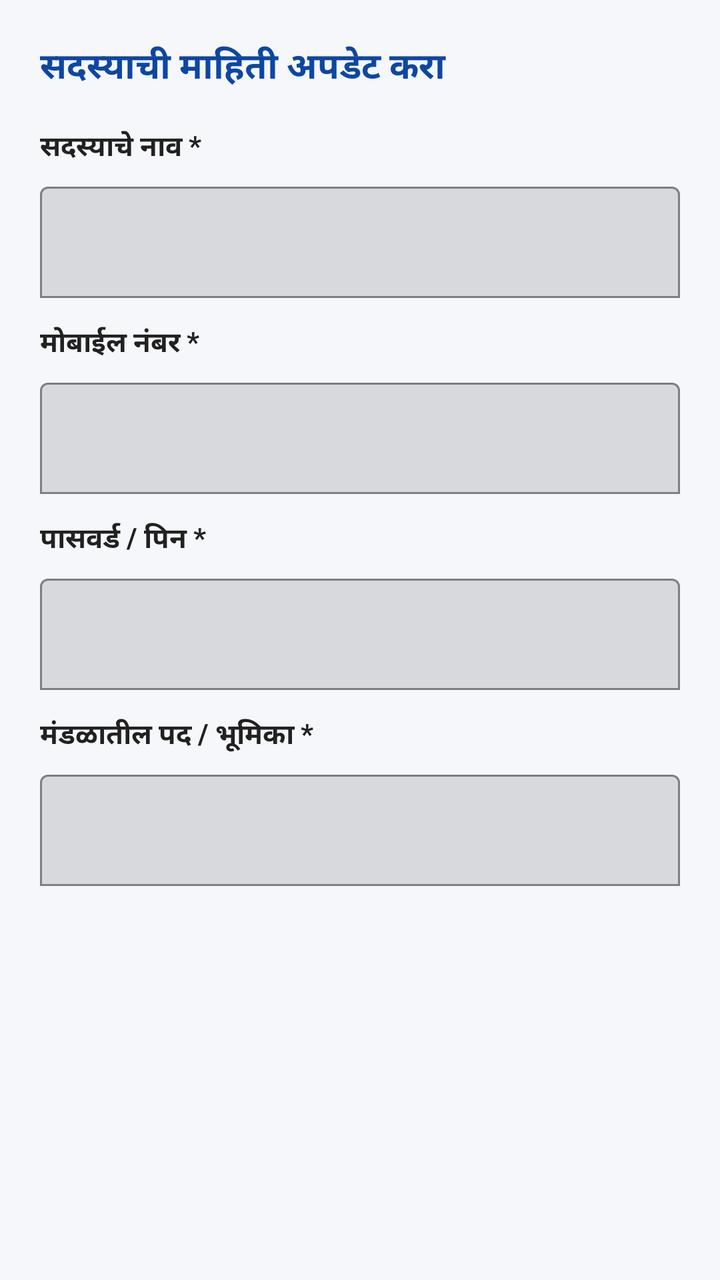
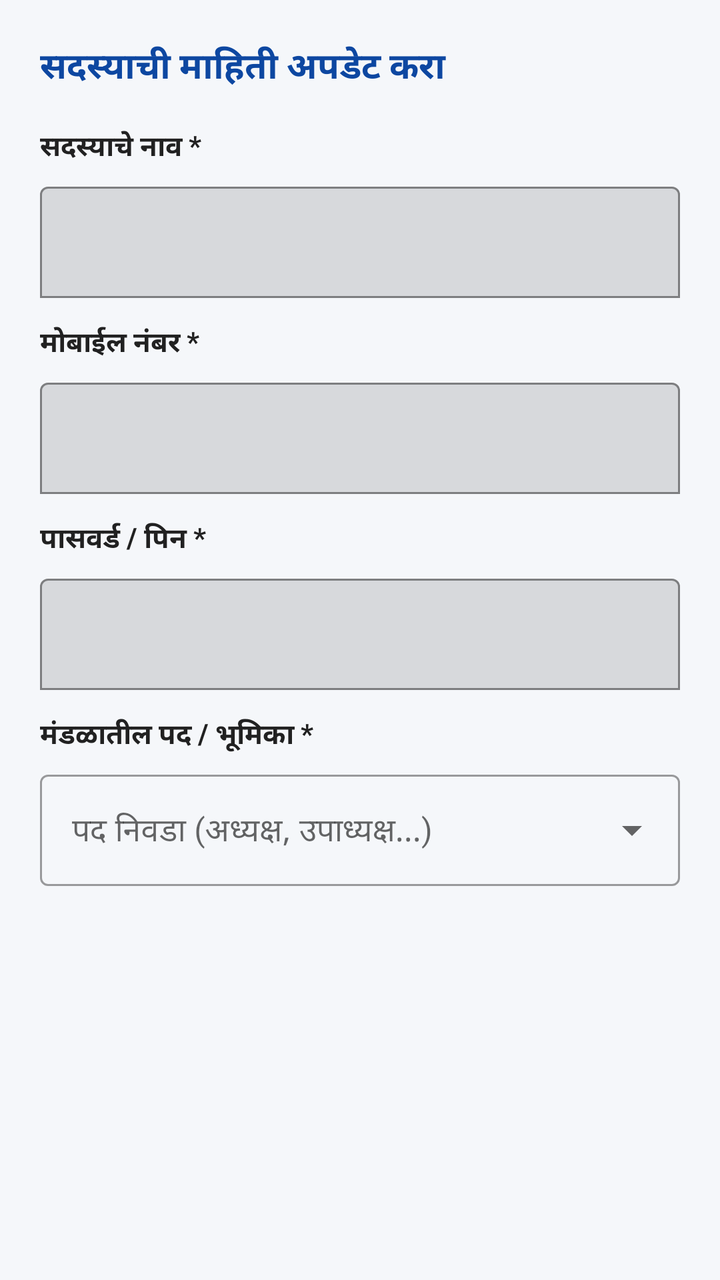

Before-and-after screenshots of an Android layout around one commit, followed by the original layout XML and the change that was made.
<!-- AndroidManifest.xml: application theme Theme.GaneshMitraMandal -->
<!-- res/layout/dialog_edit_member.xml -->
<?xml version="1.0" encoding="utf-8"?>
<ScrollView xmlns:android="http://schemas.android.com/apk/res/android"
    xmlns:app="http://schemas.android.com/apk/res-auto"
    android:layout_width="match_parent"
    android:layout_height="wrap_content"
    android:padding="20dp">

    <LinearLayout
        android:layout_width="match_parent"
        android:layout_height="wrap_content"
        android:orientation="vertical">

        <TextView
            android:layout_width="wrap_content"
            android:layout_height="wrap_content"
            android:layout_marginBottom="16dp"
            android:text="सदस्याची माहिती अपडेट करा"
            android:textColor="@color/primary_blue"
            android:textSize="18sp"
            android:textStyle="bold" />

        
        <TextView
            android:layout_width="wrap_content"
            android:layout_height="wrap_content"
            android:layout_marginBottom="4dp"
            android:text="सदस्याचे नाव *"
            android:textColor="@color/text_primary"
            android:textSize="14sp"
            android:textStyle="bold" />

        <com.google.android.material.textfield.TextInputLayout
            android:layout_width="match_parent"
            android:layout_height="wrap_content"
            android:layout_marginBottom="12dp"
            app:boxBackgroundMode="outline">

            <com.google.android.material.textfield.TextInputEditText
                android:id="@+id/etEditName"
                android:layout_width="match_parent"
                android:layout_height="wrap_content" />
        </com.google.android.material.textfield.TextInputLayout>

        
        <TextView
            android:layout_width="wrap_content"
            android:layout_height="wrap_content"
            android:layout_marginBottom="4dp"
            android:text="मोबाईल नंबर *"
            android:textColor="@color/text_primary"
            android:textSize="14sp"
            android:textStyle="bold" />

        <com.google.android.material.textfield.TextInputLayout
            android:layout_width="match_parent"
            android:layout_height="wrap_content"
            android:layout_marginBottom="12dp"
            app:boxBackgroundMode="outline">

            <com.google.android.material.textfield.TextInputEditText
                android:id="@+id/etEditPhone"
                android:layout_width="match_parent"
                android:layout_height="wrap_content"
                android:inputType="phone"
                android:maxLength="10" />
        </com.google.android.material.textfield.TextInputLayout>

        
        <TextView
            android:layout_width="wrap_content"
            android:layout_height="wrap_content"
            android:layout_marginBottom="4dp"
            android:text="पासवर्ड / पिन *"
            android:textColor="@color/text_primary"
            android:textSize="14sp"
            android:textStyle="bold" />

        <com.google.android.material.textfield.TextInputLayout
            android:layout_width="match_parent"
            android:layout_height="wrap_content"
            android:layout_marginBottom="12dp"
            app:boxBackgroundMode="outline">

            <com.google.android.material.textfield.TextInputEditText
                android:id="@+id/etEditPin"
                android:layout_width="match_parent"
                android:layout_height="wrap_content"
                android:inputType="numberPassword"
                android:maxLength="6" />
        </com.google.android.material.textfield.TextInputLayout>

        
        <TextView
            android:layout_width="wrap_content"
            android:layout_height="wrap_content"
            android:layout_marginBottom="4dp"
            android:text="मंडळातील पद / भूमिका *"
            android:textColor="@color/text_primary"
            android:textSize="14sp"
            android:textStyle="bold" />

        <com.google.android.material.textfield.TextInputLayout
            android:layout_width="match_parent"
            android:layout_height="wrap_content"
            android:layout_marginBottom="16dp"
            app:boxBackgroundMode="outline">

            <com.google.android.material.textfield.TextInputEditText
                android:id="@+id/etEditRoleInMandal"
                android:layout_width="match_parent"
                android:layout_height="wrap_content" />
        </com.google.android.material.textfield.TextInputLayout>

    </LinearLayout>
</ScrollView>
<!-- resources referenced by this layout -->
<resources>
  <color name="primary_blue">#0D47A1</color>
  <color name="text_primary">#212121</color>
  <style name="Theme.GaneshMitraMandal" parent="Theme.MaterialComponents.Light.NoActionBar">
          <item name="colorPrimary">@color/primary_blue</item>
          <item name="colorPrimaryDark">@color/primary_blue_dark</item>
          <item name="colorAccent">@color/accent_orange</item>
          <item name="android:windowBackground">@color/bg_light</item>
          <item name="android:statusBarColor">@color/primary_blue_dark</item>
      </style>
  <color name="primary_blue_dark">#082F6B</color>
  <color name="accent_orange">#FF6D00</color>
  <color name="bg_light">#F5F7FA</color>
</resources>

<!-- the commit's change to res/layout/dialog_edit_member.xml (unified diff, before → after) -->
@@ -100,15 +100,17 @@
             android:textStyle="bold" />
 
         <com.google.android.material.textfield.TextInputLayout
+            style="@style/Widget.MaterialComponents.TextInputLayout.OutlinedBox.ExposedDropdownMenu"
             android:layout_width="match_parent"
             android:layout_height="wrap_content"
-            android:layout_marginBottom="16dp"
-            app:boxBackgroundMode="outline">
+            android:layout_marginBottom="16dp">
 
-            <com.google.android.material.textfield.TextInputEditText
-                android:id="@+id/etEditRoleInMandal"
+            <AutoCompleteTextView
+                android:id="@+id/actvEditRoleInMandal"
                 android:layout_width="match_parent"
-                android:layout_height="wrap_content" />
+                android:layout_height="wrap_content"
+                android:hint="पद निवडा (अध्यक्ष, उपाध्यक्ष...)"
+                android:inputType="none" />
         </com.google.android.material.textfield.TextInputLayout>
 
     </LinearLayout>
